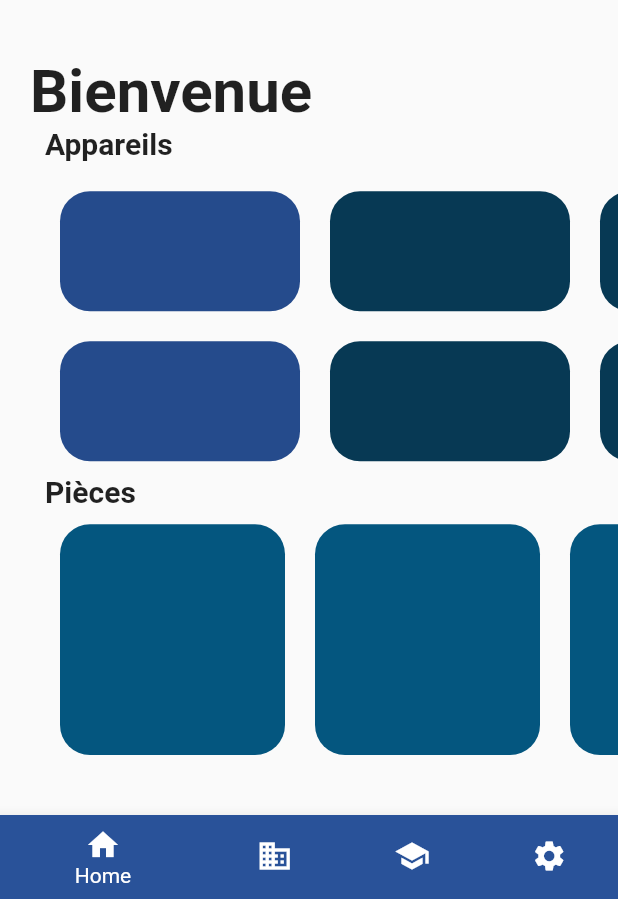
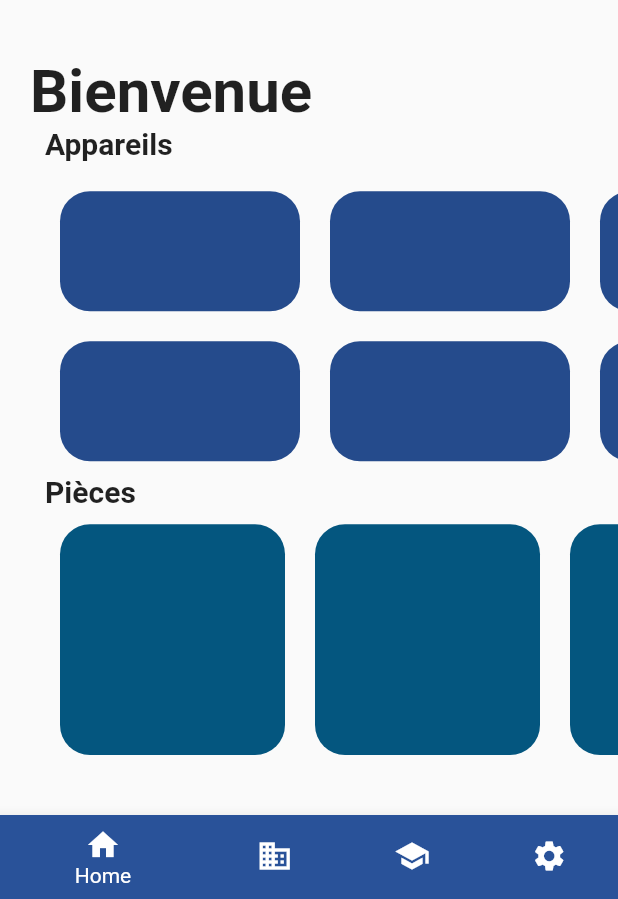
Before and after one commit to JeremyLRYnov/Airlux, a Flutter app: the screen it shows after launch, on a phone screen of 412 x 824 dp, the part 337-1236 px from its top. Run offline on Flutter 3.47's test engine with Material 2 defaults, Android fonts, the light colour scheme and no system bars; our stand-ins replace modal_progress_hud_nsn.

Commit message:
modified:   mobileapp/lib/main.dart 	modified:   mobileapp/lib/screens/Welcome_screen.dart 	modified:   mobileapp/lib/screens/home_page.dart 	modified:   mobileapp/lib/screens/login.dart 	modified:   mobileapp/lib/screens/register.dart 	modified:   mobileapp/lib/widgets/column_list_element.dart 	modified:   mobileapp/lib/widgets/footer_menu.dart     modified:   mobileapp/lib/widgets/room_list_element.dart

```diff
--- a/mobileapp/lib/main.dart
+++ b/mobileapp/lib/main.dart
@@ -1,7 +1,7 @@
 import 'package:flutter/material.dart';
 import 'package:mobileapp/widgets/footer_menu.dart';
 
-import 'screens/Login.dart';
+import 'screens/login.dart';
 import 'screens/Welcome_screen.dart';
 
 void main() {
--- a/mobileapp/lib/screens/Welcome_screen.dart
+++ b/mobileapp/lib/screens/Welcome_screen.dart
@@ -1,8 +1,8 @@
 import 'package:flutter/material.dart';
 import './add_sensors.dart';
 import 'package:mobileapp/widgets/footer_menu.dart';
-import './Login.dart';
-import '../models/rouded_button.dart';
+import './login.dart';
+import '../widgets/rouded_button.dart';
 import '../models/constants.dart';
 import '../screens/register.dart';
 
--- a/mobileapp/lib/screens/home_page.dart
+++ b/mobileapp/lib/screens/home_page.dart
@@ -1,6 +1,9 @@
 import 'package:flutter/cupertino.dart';
 import 'package:flutter/material.dart';
 import 'package:mobileapp/models/constants.dart';
+
+import 'package:mobileapp/widgets/column_list_element.dart';
+import 'package:mobileapp/widgets/room_list_element.dart';
 
 class HomePage extends StatefulWidget {
   const HomePage({Key? key}) : super(key: key);
@@ -65,72 +68,9 @@ class _HomePageState extends State<HomePage> {
                       shrinkWrap: true,
                       scrollDirection: Axis.horizontal,
                       children: [
-                        Column(
-                          children: [
-                            Container(
-                              margin: EdgeInsets.all(10),
-                              decoration: BoxDecoration(
-                                color: kPrimaryButtonActive,
-                                borderRadius: BorderRadius.circular(20),
-                              ),
-                              width: 160,
-                              height: 80,
-                            ),
-                            Container(
-                              margin: EdgeInsets.all(10),
-                              decoration: BoxDecoration(
-                                color: kPrimaryButtonActive,
-                                borderRadius: BorderRadius.circular(20),
-                              ),
-                              width: 160,
-                              height: 80,
-                            ),
-                          ],
-                        ),
-                        Column(
-                          children: [
-                            Container(
-                              margin: EdgeInsets.all(10),
-                              decoration: BoxDecoration(
-                                color: kPrimaryButtonInactive,
-                                borderRadius: BorderRadius.circular(20),
-                              ),
-                              width: 160,
-                              height: 80,
-                            ),
-                            Container(
-                              margin: EdgeInsets.all(10),
-                              decoration: BoxDecoration(
-                                color: kPrimaryButtonInactive,
-                                borderRadius: BorderRadius.circular(20),
-                              ),
-                              width: 160,
-                              height: 80,
-                            ),
-                          ],
-                        ),
-                        Column(
-                          children: [
-                            Container(
-                              margin: EdgeInsets.all(10),
-                              decoration: BoxDecoration(
-                                color: kPrimaryButtonInactive,
-                                borderRadius: BorderRadius.circular(20),
-                              ),
-                              width: 160,
-                              height: 80,
-                            ),
-                            Container(
-                              margin: EdgeInsets.all(10),
-                              width: 160,
-                              height: 80,
-                              decoration: BoxDecoration(
-                                color: kPrimaryButtonInactive,
-                                borderRadius: BorderRadius.circular(20),
-                              ),
-                            ),
-                          ],
-                        ),
+                        ColumnListElement(),
+                        ColumnListElement(),
+                        ColumnListElement(),
                       ],
                     ),
                   ),
@@ -151,39 +91,10 @@ class _HomePageState extends State<HomePage> {
                       shrinkWrap: true,
                       scrollDirection: Axis.horizontal,
                       children: [
-                        Container(
-                          margin: EdgeInsets.all(10),
-                          width: 150,
-                          height: 150,
-                          decoration: BoxDecoration(
-                            color: kPrimaryButtonBlue,
-                            borderRadius: BorderRadius.circular(20),
-                          ),
-                        ),
-                        Container(
-                          margin: EdgeInsets.all(10),
-                          width: 150,
-                          decoration: BoxDecoration(
-                            color: kPrimaryButtonBlue,
-                            borderRadius: BorderRadius.circular(20),
-                          ),
-                        ),
-                        Container(
-                          margin: EdgeInsets.all(10),
-                          width: 150,
-                          decoration: BoxDecoration(
-                            color: kPrimaryButtonBlue,
-                            borderRadius: BorderRadius.circular(20),
-                          ),
-                        ),
-                        Container(
-                          margin: EdgeInsets.all(10),
-                          width: 150,
-                          decoration: BoxDecoration(
-                            color: kPrimaryButtonBlue,
-                            borderRadius: BorderRadius.circular(20),
-                          ),
-                        ),
+                        RoomListElement(),
+                        RoomListElement(),
+                        RoomListElement(),
+                        RoomListElement(),
                       ],
                     ),
                   ),
--- a/mobileapp/lib/screens/login.dart
+++ b/mobileapp/lib/screens/login.dart
@@ -1,7 +1,7 @@
 import 'package:flutter/material.dart';
 import 'package:mobileapp/screens/home_page.dart';
 import '../main.dart';
-import '../models/rouded_button.dart';
+import '../widgets/rouded_button.dart';
 import '../models/constants.dart';
 import 'package:modal_progress_hud_nsn/modal_progress_hud_nsn.dart';
 import 'package:flutter/widgets.dart';
--- a/mobileapp/lib/screens/register.dart
+++ b/mobileapp/lib/screens/register.dart
@@ -1,6 +1,6 @@
 import 'package:flutter/material.dart';
 import 'package:mobileapp/models/constants.dart';
-import 'package:mobileapp/models/rouded_button.dart';
+import 'package:mobileapp/widgets/rouded_button.dart';
 
 class Register extends StatefulWidget {
 
--- a/mobileapp/lib/widgets/column_list_element.dart
+++ b/mobileapp/lib/widgets/column_list_element.dart
@@ -0,0 +1,34 @@
+import 'package:flutter/material.dart';
+import 'package:mobileapp/models/constants.dart';
+
+class ColumnListElement extends StatelessWidget {
+  const ColumnListElement({
+    super.key,
+  });
+
+  @override
+  Widget build(BuildContext context) {
+    return Column(
+      children: [
+        Container(
+          margin: EdgeInsets.all(10),
+          decoration: BoxDecoration(
+            color: kPrimaryButtonActive,
+            borderRadius: BorderRadius.circular(20),
+          ),
+          width: 160,
+          height: 80,
+        ),
+        Container(
+          margin: EdgeInsets.all(10),
+          decoration: BoxDecoration(
+            color: kPrimaryButtonActive,
+            borderRadius: BorderRadius.circular(20),
+          ),
+          width: 160,
+          height: 80,
+        ),
+      ],
+    );
+  }
+}
--- a/mobileapp/lib/widgets/footer_menu.dart
+++ b/mobileapp/lib/widgets/footer_menu.dart
@@ -1,6 +1,6 @@
 import 'package:flutter/material.dart';
 import 'package:mobileapp/models/constants.dart';
-import 'package:mobileapp/screens/Login.dart';
+import 'package:mobileapp/screens/login.dart';
 import 'package:mobileapp/screens/Welcome_screen.dart';
 
 import 'package:mobileapp/screens/home_page.dart';
--- a/mobileapp/lib/widgets/room_list_element.dart
+++ b/mobileapp/lib/widgets/room_list_element.dart
@@ -0,0 +1,21 @@
+import 'package:flutter/material.dart';
+import 'package:mobileapp/models/constants.dart';
+
+class RoomListElement extends StatelessWidget {
+  const RoomListElement({
+    super.key,
+  });
+
+  @override
+  Widget build(BuildContext context) {
+    return Container(
+      margin: EdgeInsets.all(10),
+      width: 150,
+      height: 150,
+      decoration: BoxDecoration(
+        color: kPrimaryButtonBlue,
+        borderRadius: BorderRadius.circular(20),
+      ),
+    );
+  }
+}
```
